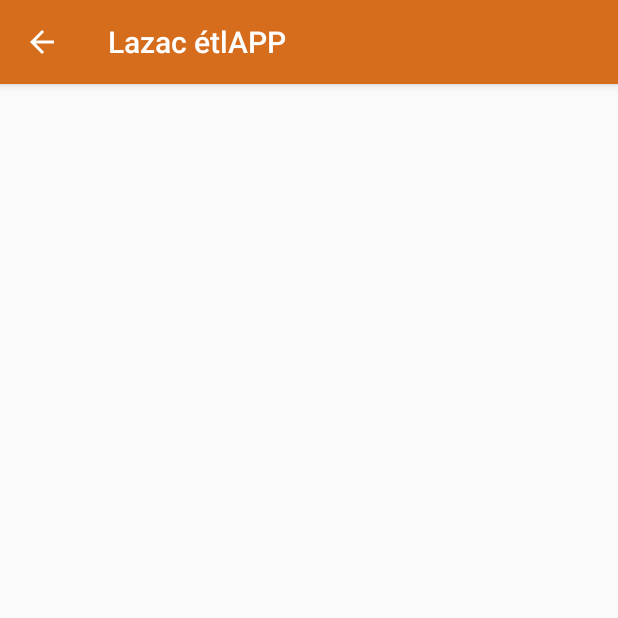
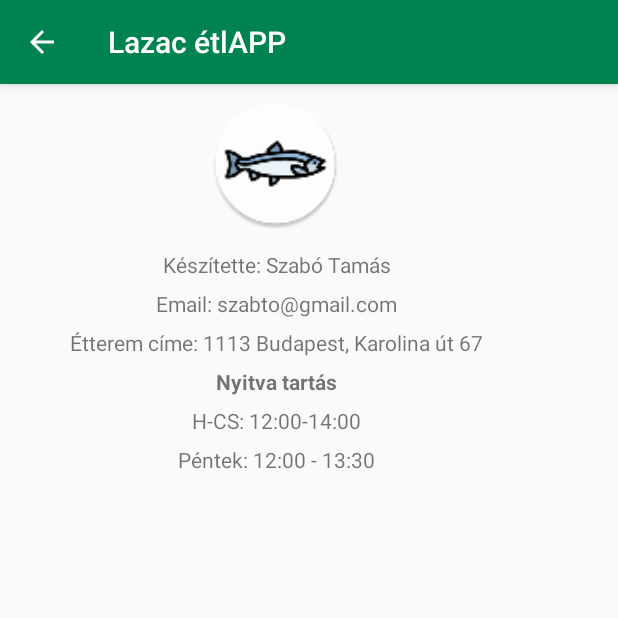
Before and after one commit to szabto/lazac-etlapp, an Android app: the screen it shows after launch (AboutAcitivity), in the options menu, after a tap on "Névjegy", on a phone screen of 412 x 824 dp, the top half of it. Run offline under Robolectric (Android 15) with nearby library versions, the phone set to English and light mode, and no system bars.

Commit message:
New build
Created some new icons, and images for google
Created about menu
Started tickable items in menu page (for price calc)

```diff
--- a/app/build.gradle
+++ b/app/build.gradle
@@ -7,8 +7,8 @@ android {
         applicationId "com.szabto.lazacetlapp"
         minSdkVersion 15
         targetSdkVersion 25
-        versionCode 2
-        versionName "1.1"
+        versionCode 3
+        versionName "1.2"
         testInstrumentationRunner "android.support.test.runner.AndroidJUnitRunner"
         vectorDrawables.useSupportLibrary = true
     }
--- a/app/src/main/AndroidManifest.xml
+++ b/app/src/main/AndroidManifest.xml
@@ -3,13 +3,6 @@
     package="com.szabto.lazacetlapp">
 
     <uses-permission android:name="android.permission.INTERNET" />
-
-    <!--
-         The ACCESS_COARSE/FINE_LOCATION permissions are not required to use
-         Google Maps Android API v2, but you must specify either coarse or fine
-         location permissions for the 'MyLocation' functionality.
-    -->
-    <uses-permission android:name="android.permission.ACCESS_FINE_LOCATION" />
 
     <application
         android:allowBackup="true"
--- a/app/src/main/java/com/szabto/lazacetlapp/activities/MainActivity.java
+++ b/app/src/main/java/com/szabto/lazacetlapp/activities/MainActivity.java
@@ -156,7 +156,6 @@ public class MainActivity extends AppCompatActivity {
         }
 
         return super.onOptionsItemSelected(item);
-
     }
 
     public boolean onCreateOptionsMenu(Menu menu) {
--- a/app/src/main/java/com/szabto/lazacetlapp/activities/MenuActivity.java
+++ b/app/src/main/java/com/szabto/lazacetlapp/activities/MenuActivity.java
@@ -1,11 +1,14 @@
 package com.szabto.lazacetlapp.activities;
 
 import android.app.ActionBar;
+import android.content.Intent;
 import android.support.design.widget.Snackbar;
 import android.support.v7.app.AppCompatActivity;
 import android.os.Bundle;
 import android.support.v7.widget.Toolbar;
 import android.view.View;
+import android.widget.AbsListView;
+import android.widget.AdapterView;
 import android.widget.LinearLayout;
 import android.widget.ListView;
 import android.widget.Toast;
@@ -16,6 +19,7 @@ import com.szabto.lazacetlapp.helpers.SqliteHelper;
 import com.szabto.lazacetlapp.structures.item.ItemAdapter;
 import com.szabto.lazacetlapp.structures.item.ItemDataModel;
 import com.szabto.lazacetlapp.structures.ResponseHandler;
+import com.szabto.lazacetlapp.structures.menu.MenuDataModel;
 
 import org.json.JSONArray;
 import org.json.JSONException;
@@ -40,7 +44,6 @@ public class MenuActivity extends AppCompatActivity {
 
         setTitle(getString(R.string.loading_menu));
 
-
         Bundle b = getIntent().getExtras();
         final String value; // or other values
         if(b != null)
@@ -55,7 +58,7 @@ public class MenuActivity extends AppCompatActivity {
 
         listView = (ListView)findViewById(R.id.item_listview);
         dataModels = new ArrayList<>();
-        adapter= new ItemAdapter(dataModels,getApplicationContext());
+        adapter = new ItemAdapter(dataModels,getApplicationContext());
 
         listView.setAdapter(adapter);
         loadMenu(value);
@@ -89,7 +92,7 @@ public class MenuActivity extends AppCompatActivity {
                 try {
                     String dt = resp.getString("date");
 
-                    setTitle(getString(R.string.app_name) + " / " + dt);
+                    setTitle(dt);
 
                     JSONArray data = resp.getJSONArray("data");
                     for( int i=0;i<data.length(); i++ ) {
--- a/app/src/main/res/drawable/rounded_corner.xml
+++ b/app/src/main/res/drawable/rounded_corner.xml
@@ -3,8 +3,7 @@
     <item>
         <shape android:shape="rectangle"  >
             <corners android:radius="50dip" />
-            <stroke android:width="1dip" android:color="@color/colorAccent" />
-            <solid android:color="@color/colorAccent" />
+            <solid android:color="@color/colorPrimary" />
         </shape>
     </item>
 </selector>
--- a/app/src/main/res/layout/activity_about.xml
+++ b/app/src/main/res/layout/activity_about.xml
@@ -6,4 +6,74 @@
     android:layout_height="match_parent"
     tools:context="com.szabto.lazacetlapp.activities.AboutAcitivity">
 
+    <LinearLayout
+        android:layout_width="368dp"
+        android:layout_height="495dp"
+        android:orientation="vertical"
+        tools:layout_editor_absoluteX="8dp"
+        tools:layout_editor_absoluteY="8dp">
+
+        <ImageView
+            android:id="@+id/imageView2"
+            android:layout_width="match_parent"
+            android:layout_height="107dp"
+            app:srcCompat="@mipmap/ic_launcher"
+            android:padding="10dp"/>
+
+        <TextView
+            android:id="@+id/textView"
+            android:layout_width="match_parent"
+            android:layout_height="wrap_content"
+            android:gravity="center"
+            android:text="Készítette: Szabó Tamás"
+            android:padding="3dp"
+            />
+
+        <TextView
+            android:id="@+id/textView2"
+            android:layout_width="match_parent"
+            android:layout_height="wrap_content"
+            android:gravity="center"
+            android:text="Email: szabto@gmail.com"
+            android:padding="3dp"
+            />
+
+        <TextView
+            android:id="@+id/textView3"
+            android:layout_width="match_parent"
+            android:layout_height="wrap_content"
+            android:gravity="center"
+            android:text="Étterem címe: 1113 Budapest, Karolina út 67"
+            android:padding="3dp"
+            />
+
+        <TextView
+            android:id="@+id/textView4"
+            android:layout_width="match_parent"
+            android:layout_height="wrap_content"
+            android:gravity="center"
+            android:text="Nyitva tartás"
+            android:textStyle="bold"
+            android:padding="3dp"
+            />
+
+        <TextView
+            android:id="@+id/textView5"
+            android:layout_width="match_parent"
+            android:layout_height="wrap_content"
+            android:gravity="center"
+            android:text="H-CS: 12:00-14:00"
+            android:padding="3dp"
+            />
+
+        <TextView
+            android:id="@+id/textView6"
+            android:layout_width="match_parent"
+            android:layout_height="wrap_content"
+            android:gravity="center"
+            android:text="Péntek: 12:00 - 13:30"
+            android:padding="3dp"
+            />
+
+    </LinearLayout>
 </android.support.constraint.ConstraintLayout>
--- a/app/src/main/res/layout/item_row.xml
+++ b/app/src/main/res/layout/item_row.xml
@@ -45,6 +45,15 @@
                 />
 
         </LinearLayout>
+        <!--<CheckBox
+            android:layout_width="wrap_content"
+            android:layout_height="wrap_content"
+            android:id="@+id/check_box"
+            android:layout_centerVertical="true"
+            android:focusable="false"
+            android:focusableInTouchMode="false"
+            android:layout_toRightOf="@+id/check_box"
+            />-->
         <TextView
             android:id="@+id/item_name"
             android:layout_width="wrap_content"
--- a/app/src/main/res/values/colors.xml
+++ b/app/src/main/res/values/colors.xml
@@ -1,8 +1,8 @@
 <?xml version="1.0" encoding="utf-8"?>
 <resources>
-    <color name="colorPrimary">#d66d1d</color>
-    <color name="colorPrimaryDark">#973703</color>
-    <color name="colorAccent">#ffbf40</color>
+    <color name="colorPrimary">#008351</color>
+    <color name="colorPrimaryDark">#00663f</color>
+    <color name="colorAccent">#006f3d</color>
     <color name="borderColor">#ccc</color>
     <color name="priceBackColor">#fafafa</color>
     <color name="headerBackColor">#efefef</color>
```
Also changed, not shown: 5 other files.
